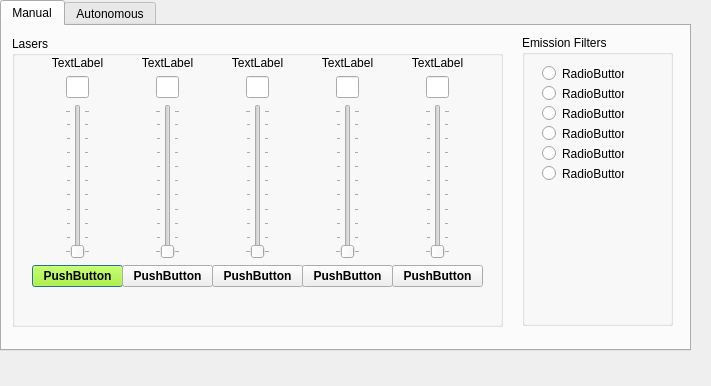
Before: the Qt Designer form UILaserController.ui in kjamartens/Gladoscopy, drawn with Qt 5.
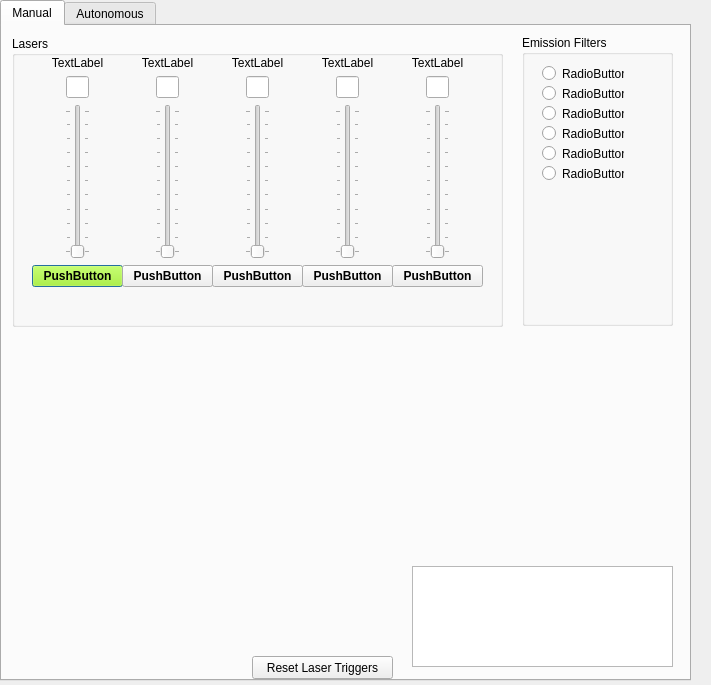
After: the same form once the commit is applied. Custom widgets are drawn as their Qt base class.

Commit message:
Added laser trigger basic functionality to GUI
Only resets when pressing the button, but the rest can be done easy. Probably needs a first-startup similar to the TestTriggerScope.py

Patch:
```diff
--- a/UILaserController.ui
+++ b/UILaserController.ui
@@ -7,7 +7,7 @@
     <x>0</x>
     <y>0</y>
     <width>711</width>
-    <height>386</height>
+    <height>685</height>
    </rect>
   </property>
   <property name="windowTitle">
@@ -19,7 +19,7 @@
      <x>0</x>
      <y>0</y>
      <width>691</width>
-     <height>351</height>
+     <height>681</height>
     </rect>
    </property>
    <property name="currentIndex">
@@ -1181,6 +1181,39 @@
       </property>
      </widget>
     </widget>
+    <widget class="PlotWidget" name="graphWidget" native="true">
+     <property name="geometry">
+      <rect>
+       <x>10</x>
+       <y>320</y>
+       <width>671</width>
+       <height>211</height>
+      </rect>
+     </property>
+    </widget>
+    <widget class="QPushButton" name="resetLasersTriggerButton">
+     <property name="geometry">
+      <rect>
+       <x>250</x>
+       <y>630</y>
+       <width>141</width>
+       <height>23</height>
+      </rect>
+     </property>
+     <property name="text">
+      <string>Reset Laser Triggers</string>
+     </property>
+    </widget>
+    <widget class="QTextBrowser" name="VerboseBox">
+     <property name="geometry">
+      <rect>
+       <x>410</x>
+       <y>540</y>
+       <width>261</width>
+       <height>101</height>
+      </rect>
+     </property>
+    </widget>
    </widget>
    <widget class="QWidget" name="tab_autonomous">
     <attribute name="title">
@@ -1189,6 +1222,14 @@
    </widget>
   </widget>
  </widget>
+ <customwidgets>
+  <customwidget>
+   <class>PlotWidget</class>
+   <extends>QWidget</extends>
+   <header>pyqtgraph</header>
+   <container>1</container>
+  </customwidget>
+ </customwidgets>
  <resources/>
  <connections/>
 </ui>
```
The commit also changes 2 other files.
